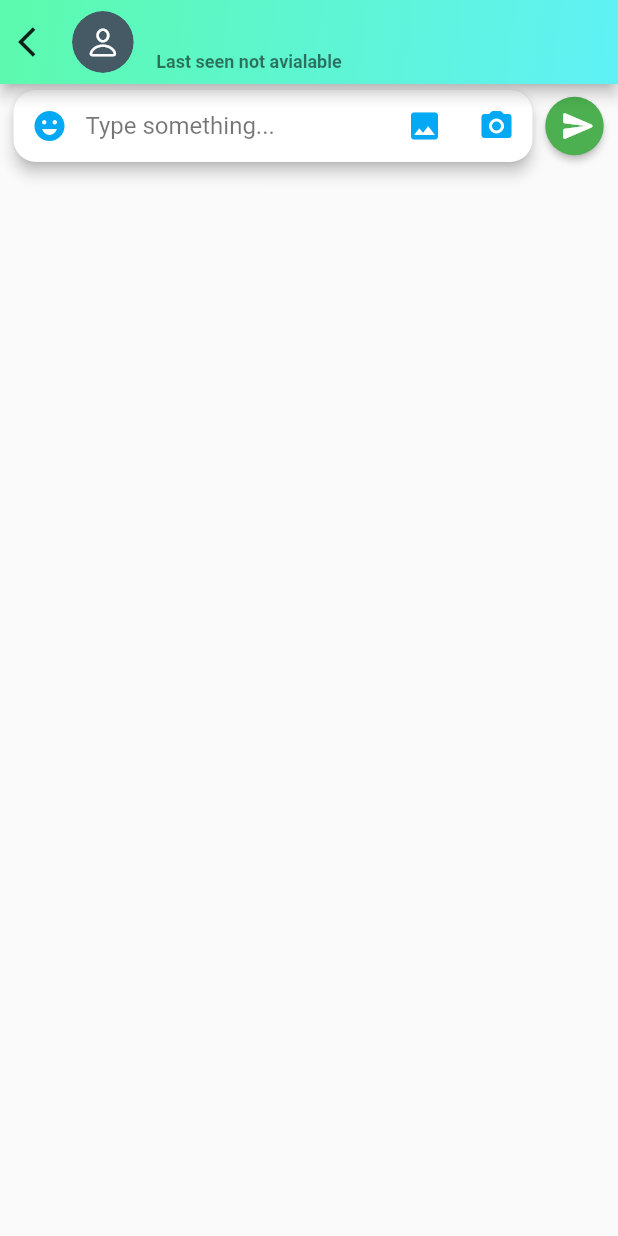
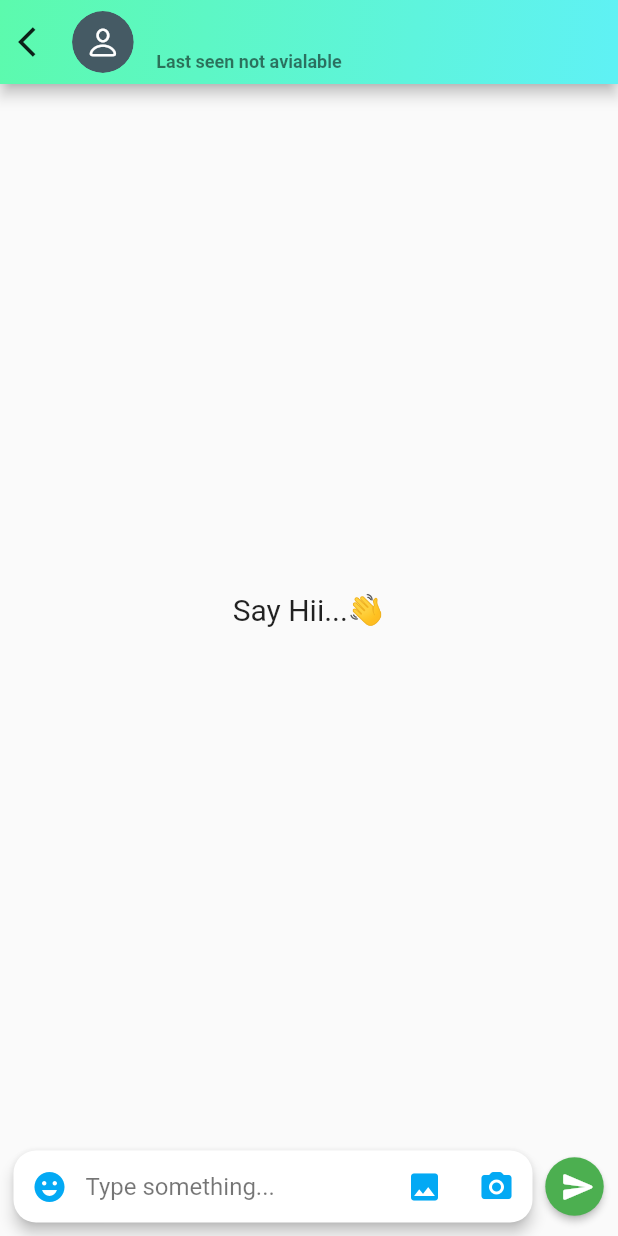
Before and after one commit to PrashantChandraker/prashant_chat_app, a Flutter app: the ChatScreen screen opened directly with empty values, on a phone screen of 412 x 824 dp. Run offline on Flutter 3.47's test engine with Material 3 defaults, Android fonts, the phone set to English and light mode, and no system bars; drawn by our look-alikes of cached_network_image; our stand-ins replace cloud_firestore, firebase_auth, firebase_core, firebase_storage, google_sign_in, image_picker; accounts and stored records are empty; network calls fail.

Commit message:
UI design to put send bar to bottom and other design

```diff
--- a/lib/screens/chat_screen.dart
+++ b/lib/screens/chat_screen.dart
@@ -1,7 +1,6 @@
 import 'package:cached_network_image/cached_network_image.dart';
 import 'package:flutter/cupertino.dart';
 import 'package:flutter/material.dart';
-import 'package:flutter/widgets.dart';
 import 'package:prashant_chat_app/main.dart';
 import 'package:prashant_chat_app/models/chat_user.dart';
 
@@ -16,14 +15,72 @@ class ChatScreen extends StatefulWidget {
 class _ChatScreenState extends State<ChatScreen> {
   @override
   Widget build(BuildContext context) {
-    return SafeArea(
+    return GestureDetector(
+      // for hiding keyboard when touch anywhere
+     onTap: () => FocusScope.of(context).unfocus(),
+      child: SafeArea(
         child: Scaffold(
           appBar: AppBar(
             automaticallyImplyLeading: false,
             flexibleSpace: _appbar(),
           ),
           body: Column(
-          children: [_chatInput()],
+            children: [
+              Expanded(
+                child: StreamBuilder(
+                  // This stream will take data from Firestore collection and it will give data to the ListView builder
+                  stream: null,
+                  builder: (context, snapshot) {
+                    switch (snapshot.connectionState) {
+                      // if the data is loading
+                      case ConnectionState.waiting:
+                      case ConnectionState.none:
+                      // return Center(
+                      //   child: CircularProgressIndicator(),
+                      // );
+
+                      // if some or all data is loaded then show it
+                      case ConnectionState.active:
+                      case ConnectionState.done:
+
+                        // Storing the data from snapshots in "data" to use further
+
+                        // final data = snapshot.data?.docs;
+                        // _list =
+                        //     data?.map((e) => ChatUser.fromJson(e.data())).toList() ??
+                        //         [];
+
+                        final _list = [];
+
+                        if (_list.isNotEmpty) {
+                          return ListView.builder(
+                            padding: EdgeInsets.only(top: 3),
+                            itemCount: _list.length,
+                            physics: BouncingScrollPhysics(),
+                            itemBuilder: (context, index) {
+                              // Retrieve the name and about for the current user
+                              // final user = list[index];
+                              // final name = user['name'];
+                              // final about = user['about'];
+
+                              return Text(
+                                  'Message: ${_list[index]}'); // It will print on screen the name and about
+                            },
+                          );
+                        } else {
+                          return Center(
+                              child: Text(
+                            'Say Hii...👋',
+                            style: TextStyle(fontSize: 20),
+                          ));
+                        }
+                    }
+                  },
+                ),
+              ),
+              _chatInput()
+            ],
+          ),
         ),
       ),
     );
@@ -100,14 +157,14 @@ class _ChatScreenState extends State<ChatScreen> {
   // bottom chat input feild
   Widget _chatInput() {
     return Padding(
-      padding: const EdgeInsets.symmetric(horizontal: 5),
+      padding: const EdgeInsets.symmetric(horizontal: 5, vertical: 5),
       child: Row(
         children: [
           Expanded(
             child: Card(
               elevation: 4,
-              shape:
-                  RoundedRectangleBorder(borderRadius: BorderRadius.circular(15)),
+              shape: RoundedRectangleBorder(
+                  borderRadius: BorderRadius.circular(15)),
               child: Row(
                 children: [
                   //emoji button
@@ -121,6 +178,7 @@ class _ChatScreenState extends State<ChatScreen> {
 
                   Expanded(
                       child: TextField(
+                        // scrollPhysics: AlwaysScrollableScrollPhysics(),
                     keyboardType: TextInputType.multiline,
                      maxLines: null,
                     decoration: InputDecoration(
@@ -155,7 +213,8 @@ class _ChatScreenState extends State<ChatScreen> {
             padding: EdgeInsets.only(top: 10, left: 10, right: 5, bottom: 10),
             onPressed: () {},
             child: Icon(
-              Icons.send_rounded, color: Colors.white,
+              Icons.send_rounded,
+              color: Colors.white,
             ),
             color: Colors.green,
             shape: CircleBorder(),
--- /dev/null
+++ b/lib/widgets/message_card.dart
@@ -0,0 +1,15 @@
+import 'package:flutter/material.dart';
+
+class Messagecard extends StatefulWidget {
+  const Messagecard({super.key});
+
+  @override
+  State<Messagecard> createState() => _MessagecardState();
+}
+
+class _MessagecardState extends State<Messagecard> {
+  @override
+  Widget build(BuildContext context) {
+    return const Placeholder();
+  }
+}
```
Lines whose indentation alone changed are shown as unchanged.
